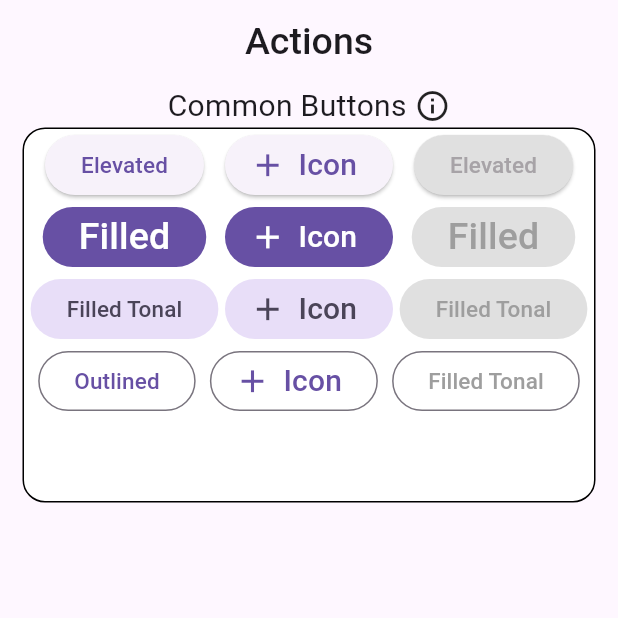
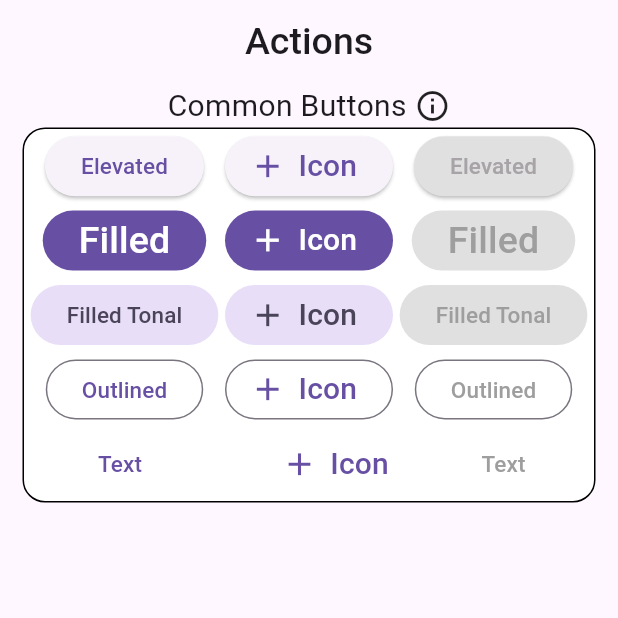
Before and after one commit to Avesh6754/clock_app_task, a Flutter app: the screen it shows after launch, on a phone screen of 412 x 824 dp, the top half of it. Run offline on Flutter 3.47's test engine with Material 3 defaults, Android fonts, the phone set to English and light mode, and no system bars.

Commit message:
04-08-2024

```diff
--- a/lib/screens/IconPages.dart
+++ b/lib/screens/IconPages.dart
@@ -4,6 +4,7 @@
 
 import 'dart:ui';
 
+import 'package:flutter/cupertino.dart';
 import 'package:flutter/material.dart';
 
 class Iconpages extends StatefulWidget {
@@ -27,6 +28,7 @@ class _IconpagesState extends State<Iconpages> {
       body: Padding(
         padding: const EdgeInsets.only(left: 15, right: 15),
         child: Column(
+
           children: [
             const Row(
               mainAxisAlignment: MainAxisAlignment.center,
@@ -46,6 +48,7 @@ class _IconpagesState extends State<Iconpages> {
                   borderRadius: BorderRadius.circular(15),
                   border: Border.all(color: Colors.black, width: 1)),
               child: Column(
+                mainAxisAlignment: MainAxisAlignment.spaceAround,
                 children: [
                   Row(
                     mainAxisAlignment: MainAxisAlignment.spaceEvenly,
@@ -126,12 +129,32 @@ class _IconpagesState extends State<Iconpages> {
                              overlayColor: WidgetStateProperty.all(Colors.grey)),
                           onPressed: () {},
                           child: commonbutton(
-                              name: "Filled Tonal", size: 15, color: Colors.grey))
+                              name: "Outlined", size: 15, color: Colors.grey))
+                    ],
+                  ),
+                  Row(
+                    mainAxisAlignment: MainAxisAlignment.spaceEvenly,
+                    children: [
+                      TextButton(
+                          onPressed: () {},
+                          child: commonbutton(name: "  Text", size: 15)),
+                      SizedBox(width: 10,),TextButton.icon(
+                        onPressed: () {},
+                        icon: iconudf(size: 25, data: Icons.add),
+                        label: commonbutton(name: "Icon", size: 20),
+                      ),
+                      TextButton(
+                          style: ButtonStyle(
+                              overlayColor: WidgetStateProperty.all(Colors.grey)),
+                          onPressed: () {},
+                          child: commonbutton(
+                              name: "Text", size: 15, color: Colors.grey))
                     ],
                   ),
                 ],
               ),
             )
+
           ],
         ),
       ),
```
